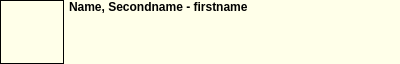
FreeHealth/freehealth, file plugins/patientbaseplugin/patientbar.ui: the form before one commit.
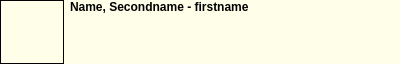
The form after the commit.

Commit message: Patient : - model emits dataChanged signals on setData - patientBar always uptodate - identitywidget corrected (sex, title)

Patch:
```diff
--- a/plugins/patientbaseplugin/patientbar.ui
+++ b/plugins/patientbaseplugin/patientbar.ui
@@ -95,13 +95,10 @@
   <property name="windowTitle">
    <string>Form</string>
   </property>
-  <layout class="QGridLayout" name="gridLayout">
+  <layout class="QGridLayout" name="gridLayout_2">
    <property name="margin">
     <number>0</number>
    </property>
-   <property name="spacing">
-    <number>5</number>
-   </property>
    <item row="0" column="0">
     <widget class="QLabel" name="photo">
      <property name="minimumSize">
@@ -125,7 +122,7 @@
     </widget>
    </item>
    <item row="0" column="1">
-    <layout class="QGridLayout" name="gridLayout_2">
+    <layout class="QGridLayout" name="gridLayout">
      <item row="0" column="0" colspan="4">
       <widget class="QLabel" name="names">
        <property name="font">
@@ -139,20 +136,6 @@
        </property>
       </widget>
      </item>
-     <item row="1" column="2">
-      <widget class="QLabel" name="weight">
-       <property name="text">
-        <string/>
-       </property>
-      </widget>
-     </item>
-     <item row="1" column="1">
-      <widget class="QLabel" name="age">
-       <property name="text">
-        <string/>
-       </property>
-      </widget>
-     </item>
      <item row="1" column="0">
       <widget class="QLabel" name="gender">
        <property name="minimumSize">
@@ -172,6 +155,20 @@
        </property>
       </widget>
      </item>
+     <item row="1" column="1">
+      <widget class="QLabel" name="age">
+       <property name="text">
+        <string/>
+       </property>
+      </widget>
+     </item>
+     <item row="1" column="2">
+      <widget class="QLabel" name="weight">
+       <property name="text">
+        <string/>
+       </property>
+      </widget>
+     </item>
      <item row="1" column="3">
       <spacer name="horizontalSpacer_2">
        <property name="orientation">
@@ -192,8 +189,8 @@
        </property>
        <property name="sizeHint" stdset="0">
         <size>
-         <width>20</width>
-         <height>40</height>
+         <width>138</width>
+         <height>13</height>
         </size>
        </property>
       </spacer>
```
The commit also changes 2 other files.
